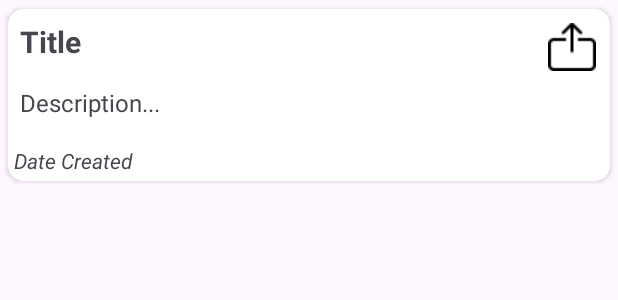
After one commit to Andant3/WebJournal, an Android app: the layout page_item.xml on its own in the app's theme, with its tools: preview values and no code run, on a phone screen of 412 x 824 dp. The commit adds this screen. Shown: the top 300 px of the screen. Run offline under Robolectric (Android 15) with nearby library versions, the phone set to English and light mode, and no system bars.

Commit message:
Adding Journal Model class, recycler view and creating the adapter

```diff
--- /dev/null
+++ b/app/src/main/java/com/example/webjournal/JournalFragment.kt
@@ -0,0 +1,6 @@
+package com.example.webjournal
+
+// TODO: Rename parameter arguments, choose names that match
+// the fragment initialization parameters, e.g. ARG_ITEM_NUMBER
+private const val ARG_PARAM1 = "param1"
+private const val ARG_PARAM2 = "param2"
--- /dev/null
+++ b/app/src/main/res/layout/page_item.xml
@@ -0,0 +1,66 @@
+<?xml version="1.0" encoding="utf-8"?>
+<layout>
+<androidx.cardview.widget.CardView xmlns:android="http://schemas.android.com/apk/res/android"
+    xmlns:tools="http://schemas.android.com/tools"
+    android:layout_width="match_parent"
+    android:layout_height="wrap_content"
+    app:cardUseCompatPadding="true"
+    xmlns:app="http://schemas.android.com/apk/res-auto"
+    android:background="@color/color_card"
+    app:cardCornerRadius="10dp">
+
+    <androidx.constraintlayout.widget.ConstraintLayout
+        android:layout_width="match_parent"
+        android:layout_height="match_parent">
+
+        <TextView
+            android:id="@+id/titleTextView"
+            android:layout_width="wrap_content"
+            android:layout_height="wrap_content"
+            android:padding="8dp"
+
+            android:text="Title"
+            android:textSize="20sp"
+            android:textStyle="bold"
+            app:layout_constraintStart_toStartOf="parent"
+            app:layout_constraintTop_toTopOf="parent"/>
+
+        <TextView
+            android:id="@+id/descriptionTextView"
+            android:layout_width="wrap_content"
+            android:layout_height="wrap_content"
+            android:padding="8dp"
+
+            android:text="Description..."
+            android:textSize="16sp"
+            app:layout_constraintTop_toBottomOf="@+id/titleTextView"
+            app:layout_constraintStart_toStartOf="parent"/>
+
+        <TextView
+            android:id="@+id/dateTextView"
+            android:layout_width="wrap_content"
+            android:layout_height="wrap_content"
+            android:layout_marginTop="6dp"
+            android:padding="4dp"
+
+            android:text="Date Created"
+            android:textStyle="italic"
+
+            app:layout_constraintTop_toBottomOf="@+id/descriptionTextView"
+            app:layout_constraintStart_toStartOf="parent" />
+
+        <ImageButton
+            android:layout_width="40dp"
+            android:layout_height="40dp"
+            android:layout_margin="5dp"
+            android:background="@color/white"
+
+            android:src="@drawable/ic_share"
+
+            app:layout_constraintEnd_toEndOf="parent"
+            app:layout_constraintTop_toTopOf="parent" />
+
+    </androidx.constraintlayout.widget.ConstraintLayout>
+
+</androidx.cardview.widget.CardView>
+</layout>
--- a/app/src/main/res/navigation/nav_graph.xml
+++ b/app/src/main/res/navigation/nav_graph.xml
@@ -23,4 +23,9 @@
             android:id="@+id/action_signUpFragment_to_loginFragment"
             app:destination="@id/loginFragment" />
     </fragment>
+    <fragment
+        android:id="@+id/journalFragment"
+        android:name="com.example.webjournal.view.JournalFragment"
+        android:label="fragment_journal"
+        tools:layout="@layout/fragment_journal" />
 </navigation>
--- a/app/src/main/res/values/colors.xml
+++ b/app/src/main/res/values/colors.xml
@@ -5,5 +5,7 @@
     <color name="color_background">#ECF4F3</color>
     <color name="color_primary">#76DBD1</color>
     <color name="color_primary_dark">#57A99A</color>
+    <color name="color_primary_light">#14C8A7</color>
     <color name="color_accent">#555151</color>
+    <color name="color_card">#F6ECE1</color>
 </resources>
```
Also changed, not shown: app/src/main/java/com/example/webjournal/model/Journal.kt (added, +14 -0 lines), app/src/main/java/com/example/webjournal/view/JournalFragment.kt (added, +29 -0 lines), app/src/main/java/com/example/webjournal/view/JournalRecyclerAdapter.kt (added, +37 -0 lines), app/src/main/res/drawable/background_gradient2.xml (added, +11 -0 lines), app/src/main/res/layout/fragment_journal.xml (added, +54 -0 lines), app/src/main/res/drawable/ic_share.png (added).
